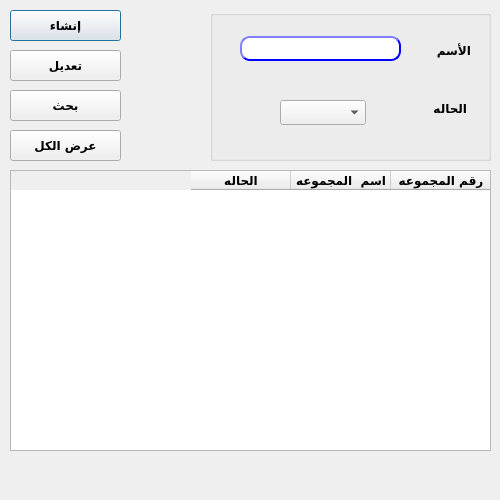
First picture: the form in presentation/loyalty_ui/createModifyCustGp.ui, repository shymaa123456/HyperPOS2020, before the edit.
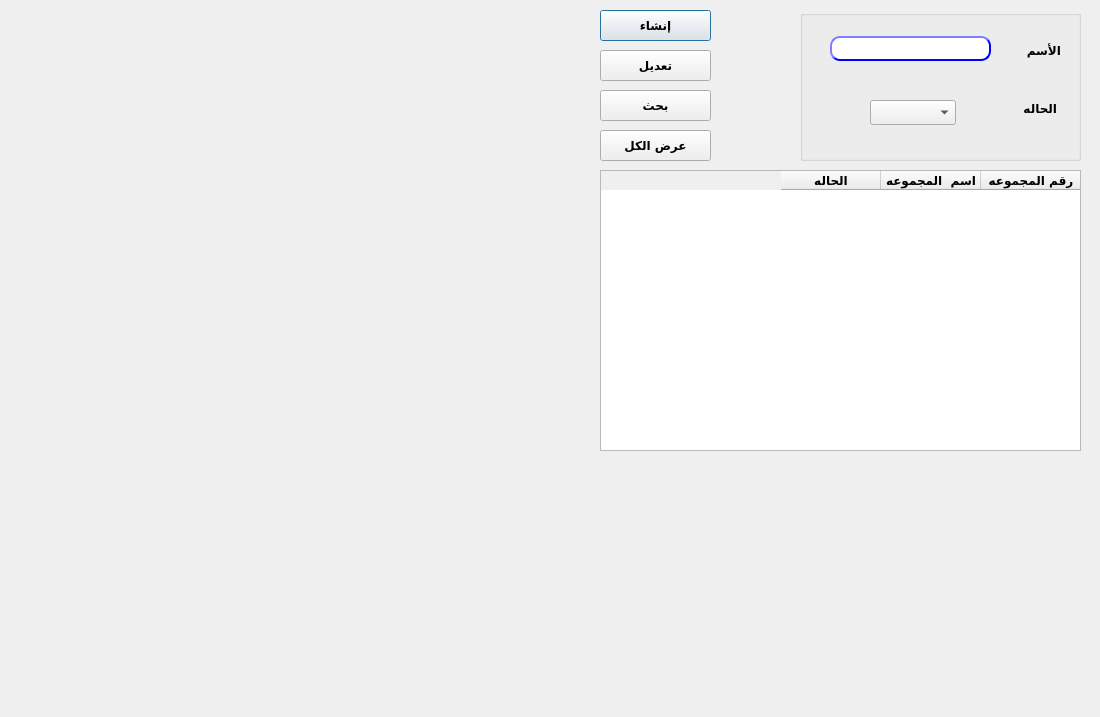
Second picture: the form after the edit.

What changed in the file:
```diff
--- a/presentation/loyalty_ui/createModifyCustGp.ui
+++ b/presentation/loyalty_ui/createModifyCustGp.ui
@@ -6,20 +6,20 @@
    <rect>
     <x>0</x>
     <y>0</y>
-    <width>500</width>
-    <height>500</height>
+    <width>1100</width>
+    <height>717</height>
    </rect>
   </property>
   <property name="minimumSize">
    <size>
-    <width>500</width>
-    <height>500</height>
+    <width>1100</width>
+    <height>717</height>
    </size>
   </property>
   <property name="maximumSize">
    <size>
-    <width>500</width>
-    <height>500</height>
+    <width>1100</width>
+    <height>717</height>
    </size>
   </property>
   <property name="windowTitle">
@@ -28,7 +28,7 @@
   <widget class="QPushButton" name="BTN_createCustGp">
    <property name="geometry">
     <rect>
-     <x>10</x>
+     <x>600</x>
      <y>10</y>
      <width>111</width>
      <height>31</height>
@@ -52,7 +52,7 @@
   <widget class="QTableWidget" name="Qtable_custGP">
    <property name="geometry">
     <rect>
-     <x>10</x>
+     <x>600</x>
      <y>170</y>
      <width>481</width>
      <height>281</height>
@@ -88,7 +88,7 @@
   <widget class="QPushButton" name="BTN_modifyCustGp">
    <property name="geometry">
     <rect>
-     <x>10</x>
+     <x>600</x>
      <y>50</y>
      <width>111</width>
      <height>31</height>
@@ -112,7 +112,7 @@
   <widget class="QPushButton" name="BTN_searchCustGp">
    <property name="geometry">
     <rect>
-     <x>10</x>
+     <x>600</x>
      <y>90</y>
      <width>111</width>
      <height>31</height>
@@ -139,7 +139,7 @@
    </property>
    <property name="geometry">
     <rect>
-     <x>150</x>
+     <x>740</x>
      <y>30</y>
      <width>31</width>
      <height>20</height>
@@ -163,7 +163,7 @@
    </property>
    <property name="geometry">
     <rect>
-     <x>150</x>
+     <x>740</x>
      <y>110</y>
      <width>31</width>
      <height>21</height>
@@ -184,7 +184,7 @@
   <widget class="QPushButton" name="BTN_searchCustGp_all">
    <property name="geometry">
     <rect>
-     <x>10</x>
+     <x>600</x>
      <y>130</y>
      <width>111</width>
      <height>31</height>
@@ -208,7 +208,7 @@
   <widget class="QGroupBox" name="groupBox">
    <property name="geometry">
     <rect>
-     <x>210</x>
+     <x>800</x>
      <y>10</y>
      <width>281</width>
      <height>151</height>
```
